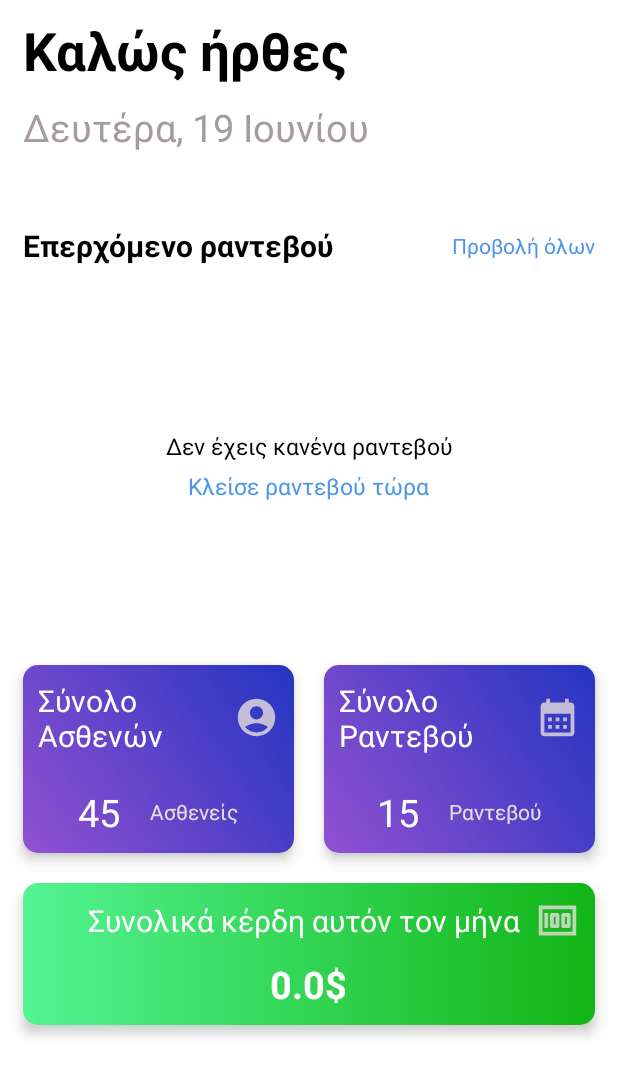
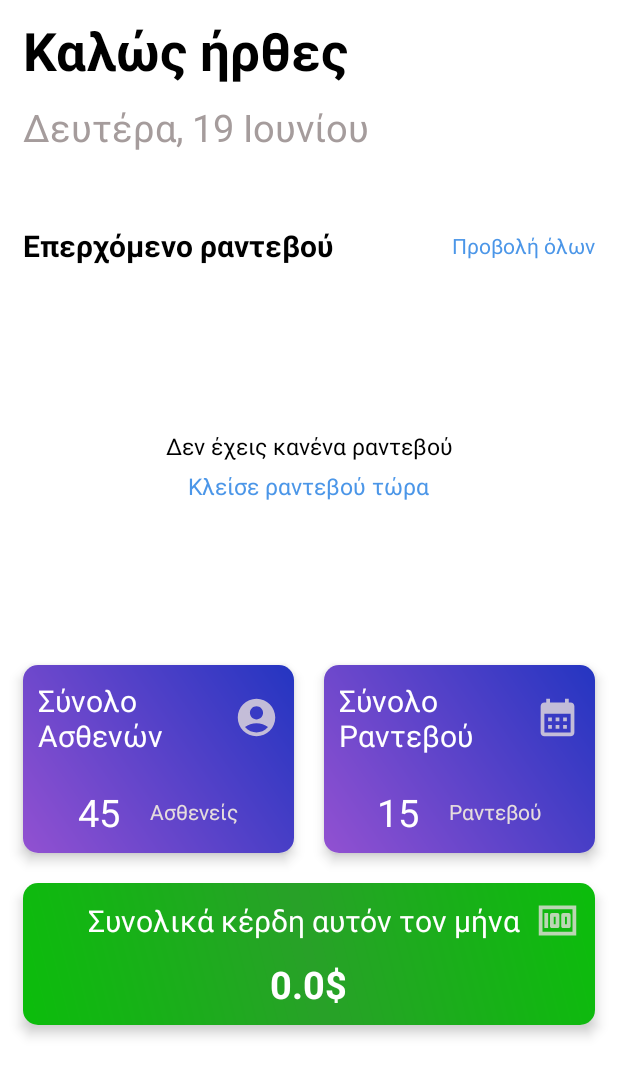
Before and after one commit to Android-Development-UoM/PhysioAssistant-FrontEnd, an Android app: the fragment DoctorHomeFragment shown on its own in the app's theme, on a phone screen of 412 x 824 dp. Shown: the top 1076 px of the screen. Run offline under Robolectric (Android 15) with nearby library versions, the phone set to English and light mode, and no system bars; our stand-ins replace EventBus; 12 statements that could not run were skipped.

Commit message:
minor changes

```diff
--- a/app/src/main/java/uom/android/physioassistant/backend/retrofit/BackendAPI.java
+++ b/app/src/main/java/uom/android/physioassistant/backend/retrofit/BackendAPI.java
@@ -7,7 +7,14 @@ import retrofit2.converter.gson.GsonConverterFactory;
 
 public class BackendAPI {
     private Retrofit retrofit;
-    private static String API_URL = "http://192.168.71.125:8080";
+
+    // API IP address | CHANGE THIS TO YOUR IP ADDRESS
+    private static String API_IP = "192.168.2.30";
+
+    // API Port | CHANGE THIS TO YOUR PORT
+    private static String API_PORT = "8080";
+
+    private static String API_URL = "http://" + API_IP + ":" + API_PORT + "/";
 
     public BackendAPI() {
         init();
--- a/app/src/main/res/drawable/gradient_color.xml
+++ b/app/src/main/res/drawable/gradient_color.xml
@@ -2,8 +2,8 @@
 <shape xmlns:android="http://schemas.android.com/apk/res/android"
     android:shape="rectangle">
     <gradient
-        android:startColor="#D39EDF"
-        android:centerColor="#DBB4E4"
-        android:endColor="#E7D9EC"
-        android:angle="180" />
+        android:startColor="#2B43C8"
+        android:centerColor="#E83C3C"
+        android:endColor="#B917F3"
+        android:angle="45" />
 </shape>
--- a/app/src/main/res/drawable/gradient_green.xml
+++ b/app/src/main/res/drawable/gradient_green.xml
@@ -2,7 +2,8 @@
 <shape xmlns:android="http://schemas.android.com/apk/res/android"
     android:shape="rectangle">
     <gradient
-        android:startColor="#53F493"
-        android:endColor="#12B515"
-        android:angle="0" />
+        android:startColor="#0BBD0B"
+        android:centerColor="#28A128"
+        android:endColor="#0BBD0B"
+        android:angle="45" />
 </shape>
--- a/app/src/main/res/layout/fragment_appointment_options_doctor.xml
+++ b/app/src/main/res/layout/fragment_appointment_options_doctor.xml
@@ -12,7 +12,7 @@
         android:layout_width="wrap_content"
         android:layout_height="wrap_content"
         android:layout_marginTop="30dp"
-        android:text="Κλήσε Ραντεβού"
+        android:text="@string/add_visit"
         android:textColor="?android:textColorPrimary"
         android:textSize="@dimen/text_size_large"
         app:layout_constraintEnd_toEndOf="parent"
--- a/app/src/main/res/layout/fragment_home.xml
+++ b/app/src/main/res/layout/fragment_home.xml
@@ -138,10 +138,11 @@
                             android:id="@+id/daysLeft"
                             android:layout_width="wrap_content"
                             android:layout_height="wrap_content"
+                            android:background="@color/white"
                             android:padding="10dp"
                             android:text="@string/remaining_days_text"
-                            android:textSize="@dimen/text_size_small"
-                            android:textColor="@color/white" />
+                            android:textColor="@color/colorPrimaryVariant"
+                            android:textSize="@dimen/text_size_small" />
 
                     </androidx.cardview.widget.CardView>
 
--- a/app/src/main/res/layout/fragment_home_doctor.xml
+++ b/app/src/main/res/layout/fragment_home_doctor.xml
@@ -136,9 +136,10 @@
                             android:id="@+id/daysLeft"
                             android:layout_width="wrap_content"
                             android:layout_height="wrap_content"
+                            android:background="@color/colorBackground"
                             android:padding="10dp"
                             android:text="@string/remaining_days_text"
-                            android:textColor="@color/white"
+                            android:textColor="@color/colorPrimaryVariant"
                             android:textSize="@dimen/text_size_small" />
 
                     </androidx.cardview.widget.CardView>
--- a/app/src/main/res/values/strings_doctor.xml
+++ b/app/src/main/res/values/strings_doctor.xml
@@ -4,4 +4,6 @@
     <string name="view_patients_btn_text">Ασθενεις</string>
     <string name="view_weekly_plan_btn_text">Εβδομαδιαιο Πλανο Ραντεβου</string>
     <string name="view_all_requests_btn_text">Αιτηματα</string>
+
+    <string name="add_visit">Προσθήκη Επίσκεψης</string>
 </resources>
```
